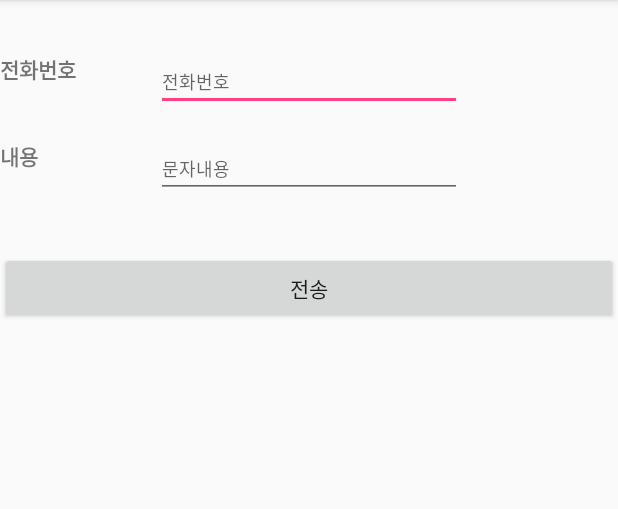
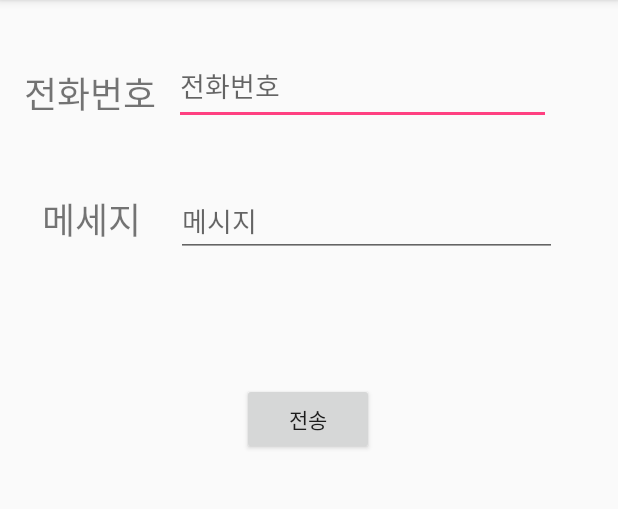
Before and after one commit to keganzi/KeganziPj, an Android app: the screen it shows after launch (MainActivity), on a phone screen of 412 x 824 dp, the part 84-593 px from its top. Run offline under Robolectric (Android 15) with nearby library versions, the phone set to English and light mode, and no system bars.

Commit message:
2018.04.26.1

```diff
--- a/app/src/main/java/com/example/cuten/android_sms/MainActivity.java
+++ b/app/src/main/java/com/example/cuten/android_sms/MainActivity.java
@@ -23,12 +23,15 @@ import android.widget.Toast;
 
 public class MainActivity extends AppCompatActivity {
 
+    EditText num, mass;
+    Button button;
+
     protected void onCreate(Bundle savedInstanceState) {
         super.onCreate(savedInstanceState);
         setContentView(R.layout.activity_main);
-        final EditText num = (EditText) findViewById(R.id.editText);
-        final EditText mass = (EditText) findViewById(R.id.editText2);
-        Button button = (Button)findViewById(R.id.bt_sms);
+         num = (EditText) findViewById(R.id.editText);
+         mass = (EditText) findViewById(R.id.editText2);
+         button = (Button)findViewById(R.id.bt_sms);
 
         if(Build.VERSION.SDK_INT >= Build.VERSION_CODES.M){
             checkVerify();
@@ -106,6 +109,5 @@ public class MainActivity extends AppCompatActivity {
     {
         SmsManager sms = SmsManager.getDefault();
         sms.sendTextMessage(phoneNumber, null, message, null, null);
-        Toast.makeText(getApplicationContext(),"전송 성공", Toast.LENGTH_SHORT).show();
     }
 }
--- a/app/src/main/res/layout/activity_main.xml
+++ b/app/src/main/res/layout/activity_main.xml
@@ -1,58 +1,84 @@
 <?xml version="1.0" encoding="utf-8"?>
-<RelativeLayout xmlns:android="http://schemas.android.com/apk/res/android"
+<android.support.constraint.ConstraintLayout xmlns:android="http://schemas.android.com/apk/res/android"
     xmlns:app="http://schemas.android.com/apk/res-auto"
     xmlns:tools="http://schemas.android.com/tools"
     android:layout_width="match_parent"
     android:layout_height="match_parent"
-    tools:context="com.example.cuten.android_sms.MainActivity">
+    tools:context=".MainActivity">
 
     <TextView
         android:id="@+id/textView3"
-        android:layout_width="83dp"
-        android:layout_height="36dp"
-        android:layout_alignParentTop="true"
-        android:layout_marginTop="35dp"
+        android:layout_width="wrap_content"
+        android:layout_height="wrap_content"
+        android:layout_marginLeft="16dp"
+        android:layout_marginStart="16dp"
+        android:layout_marginTop="44dp"
         android:text="전화번호"
-        android:textStyle="bold" />
+        android:textSize="24sp"
+        app:layout_constraintStart_toStartOf="parent"
+        app:layout_constraintTop_toTopOf="parent" />
 
     <TextView
         android:id="@+id/textView4"
-        android:layout_width="78dp"
-        android:layout_height="35dp"
-        android:layout_alignParentTop="true"
-        android:layout_marginTop="93dp"
-        android:text="내용"
-        android:textStyle="bold" />
+        android:layout_width="wrap_content"
+        android:layout_height="wrap_content"
+        android:layout_marginLeft="28dp"
+        android:layout_marginStart="28dp"
+        android:layout_marginTop="48dp"
+        android:text="메세지"
+        android:textSize="24sp"
+        app:layout_constraintStart_toStartOf="parent"
+        app:layout_constraintTop_toBottomOf="@+id/textView3" />
 
     <EditText
         android:id="@+id/editText"
-        android:layout_width="204dp"
-        android:layout_height="wrap_content"
-        android:layout_alignTop="@+id/textView3"
-        android:layout_centerHorizontal="true"
+        android:layout_width="251dp"
+        android:layout_height="51dp"
+        android:layout_marginEnd="8dp"
+        android:layout_marginLeft="12dp"
+        android:layout_marginRight="8dp"
+        android:layout_marginStart="12dp"
+        android:layout_marginTop="32dp"
         android:ems="10"
+        android:hint="전화번호"
         android:inputType="textPersonName"
-        android:hint="전화번호"
-        android:textSize="12sp" />
+        app:layout_constraintEnd_toEndOf="parent"
+        app:layout_constraintHorizontal_bias="0.0"
+        app:layout_constraintStart_toEndOf="@+id/textView3"
+        app:layout_constraintTop_toTopOf="parent" />
 
     <EditText
         android:id="@+id/editText2"
-        android:layout_width="204dp"
+        android:layout_width="254dp"
         android:layout_height="wrap_content"
-        android:layout_alignTop="@+id/textView4"
-        android:layout_centerHorizontal="true"
+        android:layout_marginEnd="8dp"
+        android:layout_marginLeft="20dp"
+        android:layout_marginRight="8dp"
+        android:layout_marginStart="20dp"
+        android:layout_marginTop="40dp"
         android:ems="10"
+        android:hint="메시지"
         android:inputType="textPersonName"
-        android:hint="문자내용"
-        android:textSize="12sp" />
+        app:layout_constraintEnd_toEndOf="parent"
+        app:layout_constraintHorizontal_bias="0.085"
+        app:layout_constraintStart_toEndOf="@+id/textView4"
+        app:layout_constraintTop_toBottomOf="@+id/editText" />
 
     <Button
         android:id="@+id/bt_sms"
-        android:layout_width="match_parent"
+        android:layout_width="wrap_content"
         android:layout_height="wrap_content"
-        android:layout_alignParentTop="true"
-        android:layout_marginTop="168dp"
-        android:text="전송" />
-
-
-</RelativeLayout>
+        android:layout_marginBottom="8dp"
+        android:layout_marginEnd="8dp"
+        android:layout_marginLeft="8dp"
+        android:layout_marginRight="8dp"
+        android:layout_marginStart="8dp"
+        android:layout_marginTop="84dp"
+        android:text="전송"
+        app:layout_constraintBottom_toBottomOf="parent"
+        app:layout_constraintEnd_toEndOf="parent"
+        app:layout_constraintHorizontal_bias="0.498"
+        app:layout_constraintStart_toStartOf="parent"
+        app:layout_constraintTop_toBottomOf="@+id/editText2"
+        app:layout_constraintVertical_bias="0.0" />
+</android.support.constraint.ConstraintLayout>
```
Also changed, not shown: 3 other files.
